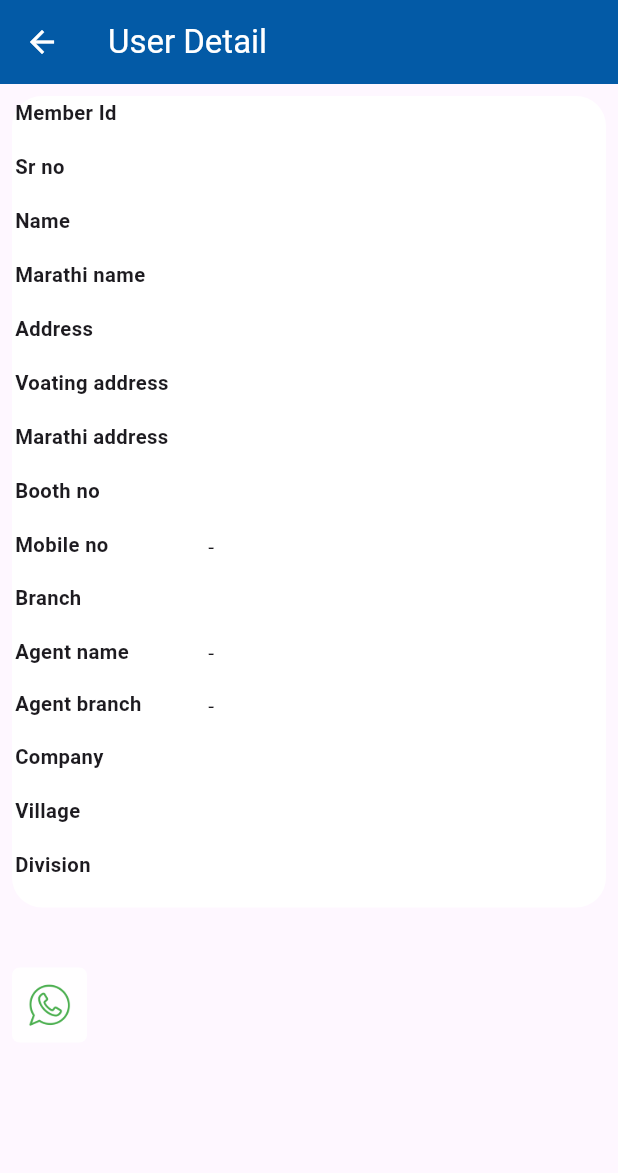
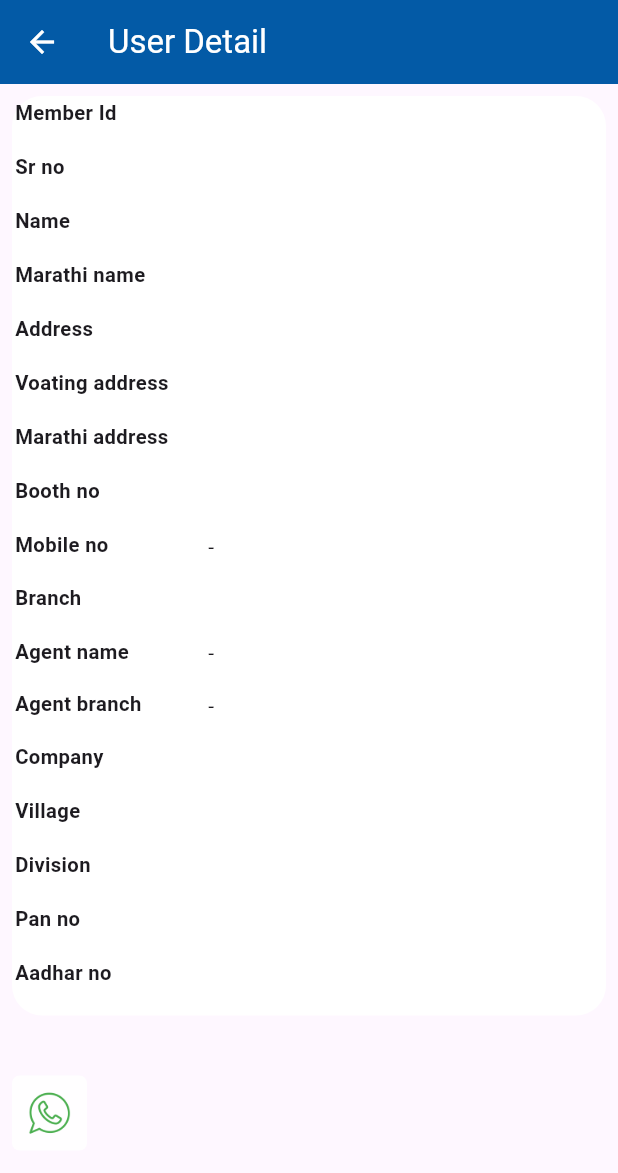
Before and after one commit to Akshah75/shivkrupa-parivaratan-app, a Flutter app: the DetailPage screen opened directly with empty values, on a phone screen of 412 x 824 dp. Shown: the top 1173 px of the screen. Run offline on Flutter 3.47's test engine with Material 2 defaults, Android fonts, the phone set to English and light mode, and no system bars; our stand-ins replace another_flushbar, shared_preferences; missing offline and left inert: number_paginator, to_csv; accounts and stored records are empty.

Commit message:
change on deatail page

```diff
--- a/lib/pages/home/detail/detail_page.dart
+++ b/lib/pages/home/detail/detail_page.dart
@@ -137,6 +137,18 @@ class _DetailPageState extends State<DetailPage> {
                               ? '-'
                               : widget.data['division']['name']),
                       const SizedBox(height: 15),
+                      CustomeRowtext(
+                          title: 'Pan no',
+                          subTitle: widget.data['pan'].toString() == 'null'
+                              ? '-'
+                              : widget.data['pan'].toString()),
+                      const SizedBox(height: 15),
+                      CustomeRowtext(
+                          title: 'Aadhar no',
+                          subTitle: widget.data['aadhar'].toString() == 'null'
+                              ? '-'
+                              : widget.data['aadhar'].toString()),
+                      const SizedBox(height: 15),
                     ],
                     //
                   ),
--- a/lib/provider/login_provider.dart
+++ b/lib/provider/login_provider.dart
@@ -100,6 +100,8 @@ class LoginProvider with ChangeNotifier {
               'Branch',
           'Division',
           'Company'
+              'Aadhar no'
+              'Pan no'
         ];
         listOfList = [];
         listOfList.add(data);
@@ -119,6 +121,8 @@ class LoginProvider with ChangeNotifier {
             member['branch']['name'].toString(),
             member['division']['name'].toString(),
             member['company'].toString(),
+            member['pan'].toString(),
+            member['aadhar'].toString(),
           ];
           listOfList.add(newData);
           print('New list: $listOfList');
```
Also changed, not shown: lib/pages/home/home_components/data_show_container.dart (+13 -15 lines), lib/pages/home/home_components/table_heding_contaner.dart (+4 -5 lines).
